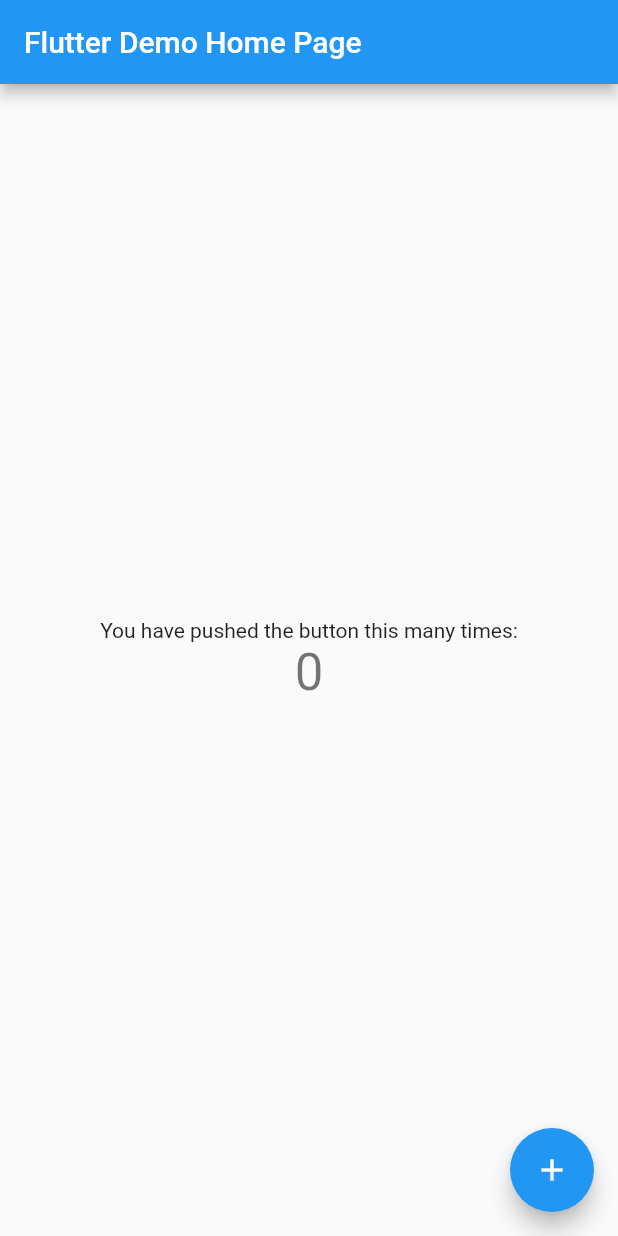
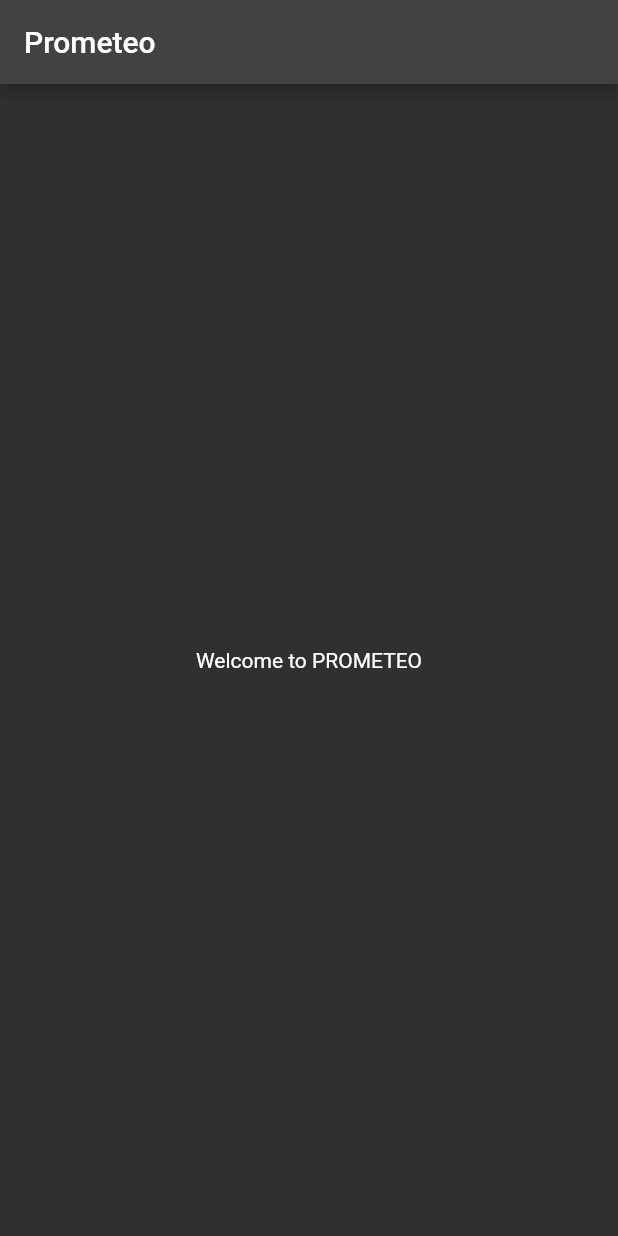
Before and after one commit to M3NY23/prometeo, a Flutter app: the screen it shows after launch, on a phone screen of 412 x 824 dp. Run offline on Flutter 3.47's test engine with Material 2 defaults, Android fonts, the phone set to English and light mode, and no system bars.

Commit message:
Principal structure

```diff
--- a/lib/main.dart
+++ b/lib/main.dart
@@ -1,4 +1,6 @@
 import 'package:flutter/material.dart';
+import 'package:prometeo/routes/app_router.dart';
+import 'package:prometeo/themes/app_theme.dart';
 
 void main() {
   runApp(const MyApp());
@@ -7,109 +9,12 @@
 class MyApp extends StatelessWidget {
   const MyApp({super.key});
 
-  // This widget is the root of your application.
   @override
   Widget build(BuildContext context) {
     return MaterialApp(
-      title: 'Flutter Demo',
-      theme: ThemeData(
-        // This is the theme of your application.
-        //
-        // Try running your application with "flutter run". You'll see the
-        // application has a blue toolbar. Then, without quitting the app, try
-        // changing the primarySwatch below to Colors.green and then invoke
-        // "hot reload" (press "r" in the console where you ran "flutter run",
-        // or simply save your changes to "hot reload" in a Flutter IDE).
-        // Notice that the counter didn't reset back to zero; the application
-        // is not restarted.
-        primarySwatch: Colors.blue,
-      ),
-      home: const MyHomePage(title: 'Flutter Demo Home Page'),
-    );
+        title: 'Prometeo',
+        theme: AppTheme.darkTheme,
+        initialRoute: AppRouter.initialRoute,
+        routes: AppRouter.routes);
   }
 }
-
-class MyHomePage extends StatefulWidget {
-  const MyHomePage({super.key, required this.title});
-
-  // This widget is the home page of your application. It is stateful, meaning
-  // that it has a State object (defined below) that contains fields that affect
-  // how it looks.
-
-  // This class is the configuration for the state. It holds the values (in this
-  // case the title) provided by the parent (in this case the App widget) and
-  // used by the build method of the State. Fields in a Widget subclass are
-  // always marked "final".
-
-  final String title;
-
-  @override
-  State<MyHomePage> createState() => _MyHomePageState();
-}
-
-class _MyHomePageState extends State<MyHomePage> {
-  int _counter = 0;
-
-  void _incrementCounter() {
-    setState(() {
-      // This call to setState tells the Flutter framework that something has
-      // changed in this State, which causes it to rerun the build method below
-      // so that the display can reflect the updated values. If we changed
-      // _counter without calling setState(), then the build method would not be
-      // called again, and so nothing would appear to happen.
-      _counter++;
-    });
-  }
-
-  @override
-  Widget build(BuildContext context) {
-    // This method is rerun every time setState is called, for instance as done
-    // by the _incrementCounter method above.
-    //
-    // The Flutter framework has been optimized to make rerunning build methods
-    // fast, so that you can just rebuild anything that needs updating rather
-    // than having to individually change instances of widgets.
-    return Scaffold(
-      appBar: AppBar(
-        // Here we take the value from the MyHomePage object that was created by
-        // the App.build method, and use it to set our appbar title.
-        title: Text(widget.title),
-      ),
-      body: Center(
-        // Center is a layout widget. It takes a single child and positions it
-        // in the middle of the parent.
-        child: Column(
-          // Column is also a layout widget. It takes a list of children and
-          // arranges them vertically. By default, it sizes itself to fit its
-          // children horizontally, and tries to be as tall as its parent.
-          //
-          // Invoke "debug painting" (press "p" in the console, choose the
-          // "Toggle Debug Paint" action from the Flutter Inspector in Android
-          // Studio, or the "Toggle Debug Paint" command in Visual Studio Code)
-          // to see the wireframe for each widget.
-          //
-          // Column has various properties to control how it sizes itself and
-          // how it positions its children. Here we use mainAxisAlignment to
-          // center the children vertically; the main axis here is the vertical
-          // axis because Columns are vertical (the cross axis would be
-          // horizontal).
-          mainAxisAlignment: MainAxisAlignment.center,
-          children: <Widget>[
-            const Text(
-              'You have pushed the button this many times:',
-            ),
-            Text(
-              '$_counter',
-              style: Theme.of(context).textTheme.headlineMedium,
-            ),
-          ],
-        ),
-      ),
-      floatingActionButton: FloatingActionButton(
-        onPressed: _incrementCounter,
-        tooltip: 'Increment',
-        child: const Icon(Icons.add),
-      ), // This trailing comma makes auto-formatting nicer for build methods.
-    );
-  }
-}
--- /dev/null
+++ b/lib/routes/app_router.dart
@@ -0,0 +1,12 @@
+import 'package:flutter/material.dart' show Widget, BuildContext;
+import 'package:prometeo/screens/home_screen.dart';
+
+class AppRouter {
+
+  static const initialRoute = 'home';
+
+  static final routes = <String, Widget Function(BuildContext)> {
+    'home': (BuildContext context) => const HomeScreen()
+  };
+
+}
--- /dev/null
+++ b/lib/screens/home_screen.dart
@@ -0,0 +1,31 @@
+import 'package:flutter/material.dart';
+
+class HomeScreen extends StatefulWidget {
+  const HomeScreen({super.key});
+
+
+  @override
+  State<HomeScreen> createState() => _HomeScreenState();
+}
+
+class _HomeScreenState extends State<HomeScreen> {
+
+  @override
+  Widget build(BuildContext context) {
+    return Scaffold(
+      appBar: AppBar(
+        title: const Text("Prometeo"),
+      ),
+      body: Center(
+        child: Column(
+          mainAxisAlignment: MainAxisAlignment.center,
+          children: const <Widget>[
+            Text(
+              'Welcome to PROMETEO',
+            ),
+          ],
+        ),
+      )
+    );
+  }
+}
--- /dev/null
+++ b/lib/themes/app_theme.dart
@@ -0,0 +1,9 @@
+import 'package:flutter/material.dart';
+
+class AppTheme {
+  static const Color primaryColor = Colors.blue;
+
+  static final ThemeData lightTheme = ThemeData.light().copyWith();
+
+  static final ThemeData darkTheme = ThemeData.dark().copyWith();
+}
--- a/pubspec.yaml
+++ b/pubspec.yaml
@@ -62,6 +62,8 @@
   # assets:
   #   - images/a_dot_burr.jpeg
   #   - images/a_dot_ham.jpeg
+  assets:
+    - assets/
 
   # An image asset can refer to one or more resolution-specific "variants", see
   # https://flutter.dev/assets-and-images/#resolution-aware
```
Also changed, not shown: 2 other files.
